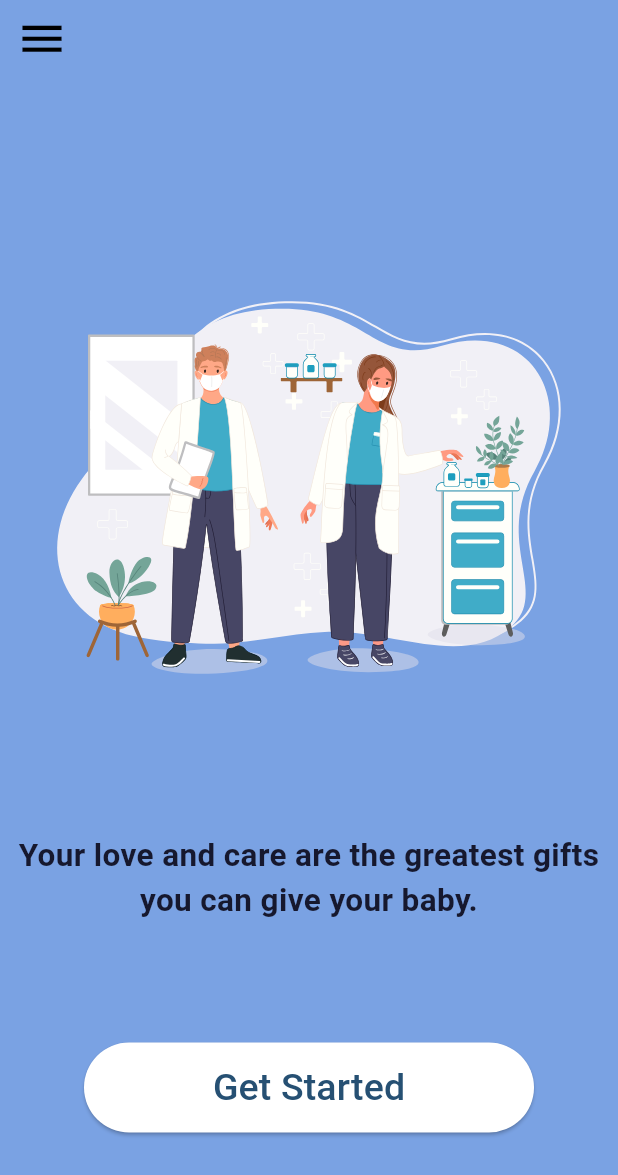
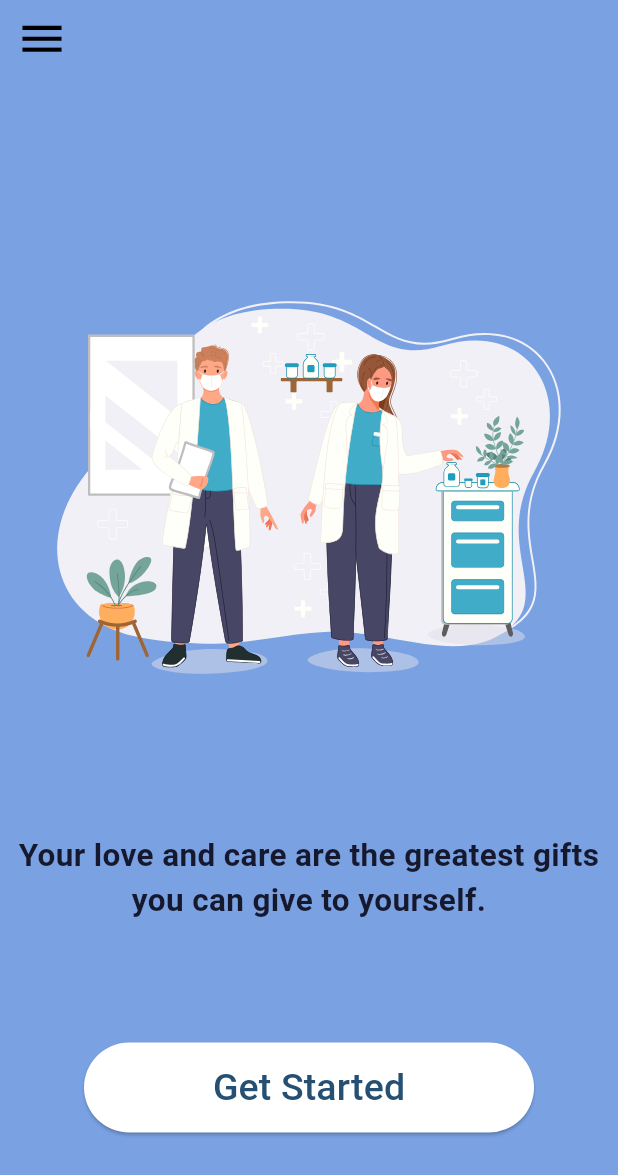
Before and after one commit to MarkMagdyShawky/medical_app_new_version, a Flutter app: the MyGetStartPage screen opened directly, on a phone screen of 412 x 824 dp. Shown: the top 1175 px of the screen. Run offline on Flutter 3.47's test engine with Material 3 defaults, Android fonts, the phone set to English and light mode, and no system bars; our stand-ins replace animated_splash_screen, awesome_dialog, cloud_firestore, firebase_auth, firebase_core, flutter_image_slideshow and 5 more; accounts and stored records are empty; Roboto replaces fonts that are missing (Agbalumo).

Commit message:
delete word from get start page

```diff
--- a/lib/getStart.dart
+++ b/lib/getStart.dart
@@ -34,7 +34,7 @@ class MyGetStartPage extends StatelessWidget {
                   ),
                   Container(
                     child: const Text(
-                      "Your love and care are the greatest gifts you can give your baby.",
+                      "Your love and care are the greatest gifts you can give to yourself.",
                       textAlign: TextAlign.center,
                       style: TextStyle(
                         fontSize: 21,
```
Also changed, not shown: Z-Application photos/Screenshot_2024-05-18-01-08-00-654_com.example.medical_app_new_version.jpg (deleted), Z-Application photos/Screenshot_2024-05-18-14-54-43-552-edit_com.example.medical_app_new_version.jpg (added).
